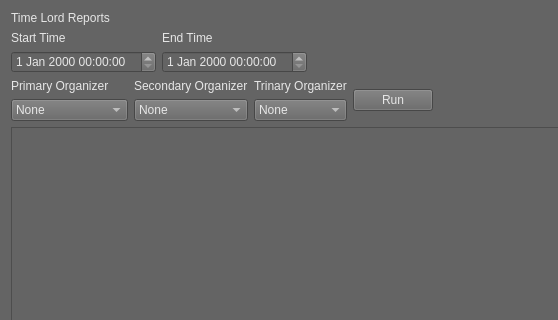
This is Python/Utilities/time_lord/ui/time_lord_reports.ui in SleepDeprivedVFX/t_sheets_listener as Qt 5 draws it before an edit; both pictures show x 0 to 558 and y 0 to 320 of the 1227 by 430 pixel window. The edited form follows.
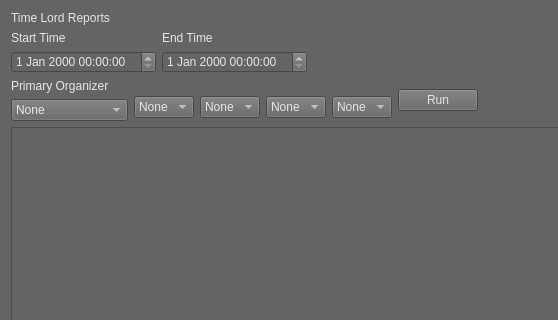
This is the edited form.

Diff of the .ui file:
```diff
--- a/Python/Utilities/time_lord/ui/time_lord_reports.ui
+++ b/Python/Utilities/time_lord/ui/time_lord_reports.ui
@@ -17,7 +17,7 @@
    <string notr="true">background-color: rgb(100, 100, 100);
 color: rgb(230, 230, 230);</string>
   </property>
-  <layout class="QVBoxLayout" name="verticalLayout_6">
+  <layout class="QVBoxLayout" name="verticalLayout_8">
    <item>
     <widget class="QLabel" name="label_2">
      <property name="styleSheet">
@@ -128,11 +128,20 @@
      <item>
       <layout class="QVBoxLayout" name="verticalLayout_4">
        <item>
-        <widget class="QLabel" name="secondary_org_label">
-         <property name="text">
-          <string>Secondary Organizer</string>
+        <spacer name="verticalSpacer">
+         <property name="orientation">
+          <enum>Qt::Vertical</enum>
          </property>
-        </widget>
+         <property name="sizeType">
+          <enum>QSizePolicy::Maximum</enum>
+         </property>
+         <property name="sizeHint" stdset="0">
+          <size>
+           <width>5</width>
+           <height>15</height>
+          </size>
+         </property>
+        </spacer>
        </item>
        <item>
         <widget class="QComboBox" name="secondary_org">
@@ -148,11 +157,20 @@
      <item>
       <layout class="QVBoxLayout" name="verticalLayout_5">
        <item>
-        <widget class="QLabel" name="trinary_org_label">
-         <property name="text">
-          <string>Trinary Organizer</string>
+        <spacer name="verticalSpacer_2">
+         <property name="orientation">
+          <enum>Qt::Vertical</enum>
          </property>
-        </widget>
+         <property name="sizeType">
+          <enum>QSizePolicy::Maximum</enum>
+         </property>
+         <property name="sizeHint" stdset="0">
+          <size>
+           <width>5</width>
+           <height>15</height>
+          </size>
+         </property>
+        </spacer>
        </item>
        <item>
         <widget class="QComboBox" name="trinary_org">
@@ -165,6 +183,64 @@
        </item>
       </layout>
      </item>
+     <item>
+      <layout class="QVBoxLayout" name="verticalLayout_6">
+       <item>
+        <spacer name="verticalSpacer_3">
+         <property name="orientation">
+          <enum>Qt::Vertical</enum>
+         </property>
+         <property name="sizeType">
+          <enum>QSizePolicy::Maximum</enum>
+         </property>
+         <property name="sizeHint" stdset="0">
+          <size>
+           <width>5</width>
+           <height>15</height>
+          </size>
+         </property>
+        </spacer>
+       </item>
+       <item>
+        <widget class="QComboBox" name="quaternary_org">
+         <item>
+          <property name="text">
+           <string>None</string>
+          </property>
+         </item>
+        </widget>
+       </item>
+      </layout>
+     </item>
+     <item>
+      <layout class="QVBoxLayout" name="verticalLayout_7">
+       <item>
+        <spacer name="verticalSpacer_4">
+         <property name="orientation">
+          <enum>Qt::Vertical</enum>
+         </property>
+         <property name="sizeType">
+          <enum>QSizePolicy::Maximum</enum>
+         </property>
+         <property name="sizeHint" stdset="0">
+          <size>
+           <width>5</width>
+           <height>15</height>
+          </size>
+         </property>
+        </spacer>
+       </item>
+       <item>
+        <widget class="QComboBox" name="quinternary_org">
+         <item>
+          <property name="text">
+           <string>None</string>
+          </property>
+         </item>
+        </widget>
+       </item>
+      </layout>
+     </item>
      <item>
       <widget class="QPushButton" name="run_btn">
        <property name="text">
```
Left out of the diff: 2 changed lines with no effect on the pictures.
